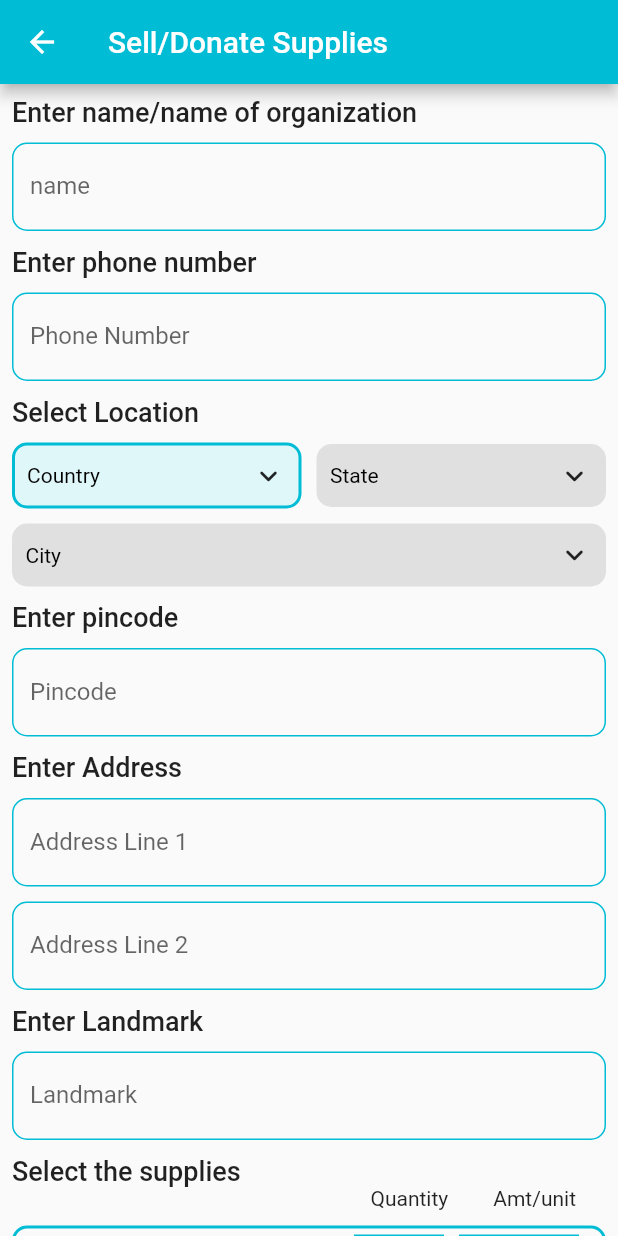
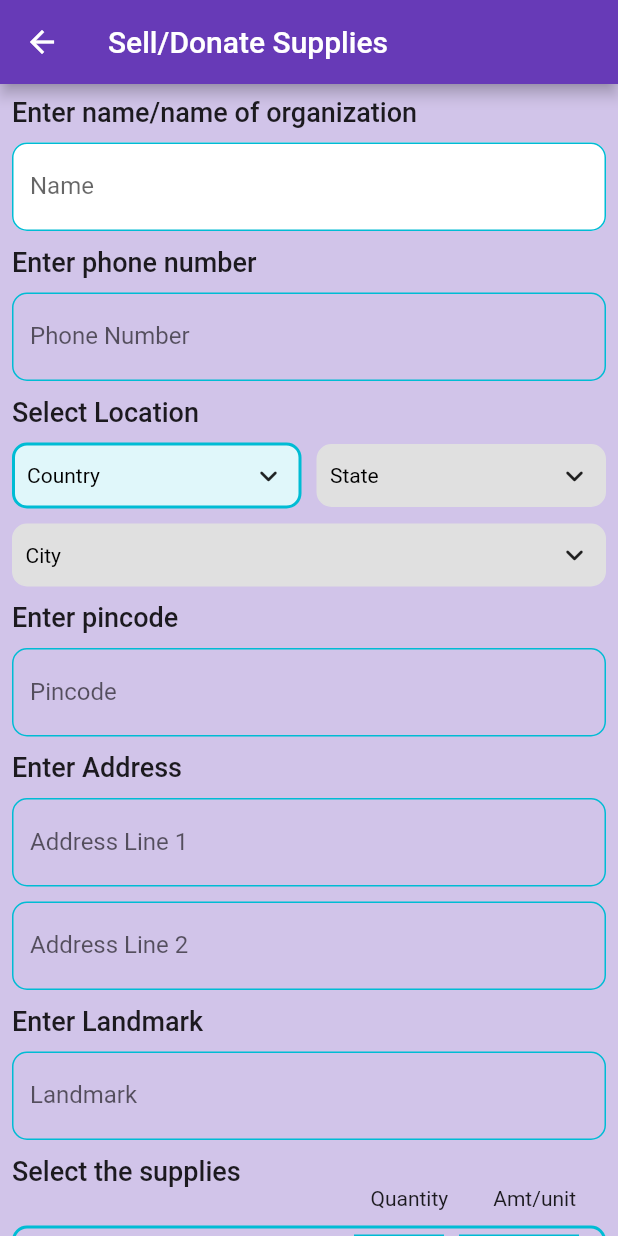
Before and after one commit to KavyaKandhway/Covicare-, a Flutter app: the Home screen opened directly, after a tap on "Sell Supplies", on a phone screen of 412 x 824 dp. Run offline on Flutter 3.47's test engine with Material 2 defaults, Android fonts, the phone set to English and light mode, and no system bars; drawn by our look-alikes of csc_picker; our stand-ins replace cloud_firestore, firebase_auth, firebase_core, google_sign_in; accounts and stored records are empty.

Commit message:
front end

```diff
--- a/lib/screens/home.dart
+++ b/lib/screens/home.dart
@@ -14,6 +14,7 @@ class _HomeState extends State<Home> {
   Widget build(BuildContext context) {
     return SafeArea(
       child: Scaffold(
+        backgroundColor: Colors.deepPurple[100],
         body: Column(
           crossAxisAlignment: CrossAxisAlignment.stretch,
           children: [
@@ -40,7 +41,10 @@ class _HomeState extends State<Home> {
                 children: [
                   Expanded(
                     child: InkWell(
-                      child: HomeCard(data: 'Need Supplies'),
+                      child: HomeCard(
+                        data: 'Need Supplies',
+                        logo: 'images/needsupply.png',
+                      ),
                       onTap: () {
                         Navigator.push(
                           context,
@@ -59,7 +63,11 @@ class _HomeState extends State<Home> {
                                 builder: (context) => SupplyForm()),
                           );
                         },
-                        child: Center(child: HomeCard(data: 'Sell Supplies'))),
+                        child: Center(
+                            child: HomeCard(
+                          data: 'Sell Supplies',
+                          logo: 'images/sellsupply.jfif',
+                        ))),
                   )
                 ],
               ),
@@ -77,10 +85,16 @@ class _HomeState extends State<Home> {
                                   builder: (context) => StoreForm()),
                             );
                           },
-                          child: HomeCard(data: 'Add Local Store'))),
+                          child: HomeCard(
+                            data: 'Add Local Store',
+                            logo: 'images/localstore.png',
+                          ))),
                   Expanded(
                     child: InkWell(
-                      child: HomeCard(data: 'Add Blog'),
+                      child: HomeCard(
+                        data: 'Add Blog',
+                        logo: 'images/addblog.jfif',
+                      ),
                       onTap: () {
                         Navigator.push(
                           context,
@@ -101,18 +115,23 @@ class _HomeState extends State<Home> {
 
 class HomeCard extends StatelessWidget {
   String data;
-  HomeCard({this.data});
+  String logo;
+  HomeCard({this.data, this.logo});
   @override
   Widget build(BuildContext context) {
     return Padding(
       padding: const EdgeInsets.all(8.0),
       child: Container(
           decoration: BoxDecoration(
-          color: Colors.cyan[200],
-          borderRadius: BorderRadius.all(Radius.circular(10)),
+            color: Colors.white,
+            borderRadius: BorderRadius.all(Radius.circular(40)),
           ),
           height: double.infinity,
-        child: Center(
+          child: Column(
+            mainAxisAlignment: MainAxisAlignment.spaceEvenly,
+            children: [
+              Image.asset(logo),
+              Center(
                 child: Text(
                   data,
                   style: TextStyle(
@@ -120,7 +139,8 @@ class HomeCard extends StatelessWidget {
                   ),
                 ),
               ),
-      ),
+            ],
+          )),
     );
   }
 }
--- a/lib/screens/supplyForm.dart
+++ b/lib/screens/supplyForm.dart
@@ -36,9 +36,10 @@ class _SupplyFormState extends State<SupplyForm> {
   Widget build(BuildContext context) {
     return SafeArea(
       child: Scaffold(
+        backgroundColor: Colors.deepPurple[100],
         appBar: AppBar(
           title: Text("Sell/Donate Supplies"),
-          backgroundColor: Colors.cyan[500],
+          backgroundColor: Colors.deepPurple,
         ),
         body: SingleChildScrollView(
           scrollDirection: Axis.vertical,
@@ -60,19 +61,26 @@ class _SupplyFormState extends State<SupplyForm> {
                 SizedBox(
                   height: 10.0,
                 ),
-                TextField(
+                Container(
+                  decoration: BoxDecoration(
+                    color: Colors.white,
+                    borderRadius: BorderRadius.circular(10),
+                  ),
+                  child: TextField(
                     controller: name,
                     maxLength: 40,
                     decoration: InputDecoration(
-                    labelText: "name",
+                      labelText: "Name",
                       counterText: "",
                       focusedBorder: OutlineInputBorder(
                         borderRadius: BorderRadius.all(Radius.circular(10)),
-                      borderSide: BorderSide(color: Colors.cyan, width: 3.0),
+                        borderSide:
+                            BorderSide(color: Colors.deepPurple, width: 3.0),
                       ),
                       enabledBorder: OutlineInputBorder(
                         borderRadius: BorderRadius.all(Radius.circular(10)),
                         borderSide: BorderSide(color: Colors.cyan, width: 1.0),
+                      ),
                     ),
                   ),
                 ),
```
Also changed, not shown: lib/main.dart (+16 -10 lines), lib/screens/blogExtension.dart (+59 -31 lines), lib/screens/blogs.dart (+34 -35 lines), lib/screens/sections.dart (+8 -7 lines), images/localstore.png (added), images/needsupply.png (added), 2 other files. Lines whose indentation alone changed are shown as unchanged.
